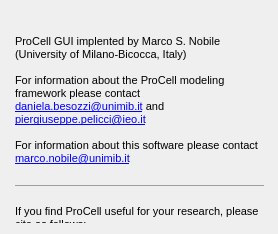
LeoneBacciu/ProCell, file gui/about.ui: the form before one commit.
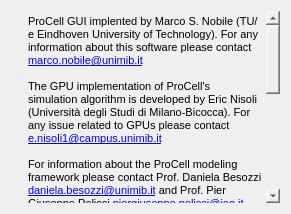
The form after the commit. Icons and pictures are not drawn.

The edit to the form file:
```diff
--- a/gui/about.ui
+++ b/gui/about.ui
@@ -5,16 +5,8 @@
   <property name="windowModality">
    <enum>Qt::ApplicationModal</enum>
   </property>
-  <property name="geometry">
-   <rect>
-    <x>0</x>
-    <y>0</y>
-    <width>643</width>
-    <height>348</height>
-   </rect>
-  </property>
   <property name="sizePolicy">
-   <sizepolicy hsizetype="Fixed" vsizetype="Fixed">
+   <sizepolicy hsizetype="Minimum" vsizetype="Expanding">
     <horstretch>0</horstretch>
     <verstretch>0</verstretch>
    </sizepolicy>
@@ -30,57 +22,12 @@
    <bool>true</bool>
   </property>
   <layout class="QGridLayout" name="gridLayout">
-   <property name="sizeConstraint">
-    <enum>QLayout::SetFixedSize</enum>
-   </property>
-   <item row="2" column="0">
-    <widget class="QTextEdit" name="textEdit">
-     <property name="sizePolicy">
-      <sizepolicy hsizetype="Expanding" vsizetype="Expanding">
-       <horstretch>0</horstretch>
-       <verstretch>0</verstretch>
-      </sizepolicy>
-     </property>
-     <property name="maximumSize">
-      <size>
-       <width>16777215</width>
-       <height>300</height>
-      </size>
-     </property>
-     <property name="styleSheet">
-      <string notr="true">background-color:transparent; border:0px solid white;</string>
-     </property>
-     <property name="frameShape">
-      <enum>QFrame::StyledPanel</enum>
-     </property>
-     <property name="verticalScrollBarPolicy">
-      <enum>Qt::ScrollBarAlwaysOff</enum>
-     </property>
-     <property name="horizontalScrollBarPolicy">
-      <enum>Qt::ScrollBarAlwaysOff</enum>
-     </property>
-     <property name="html">
-      <string>&lt;!DOCTYPE HTML PUBLIC &quot;-//W3C//DTD HTML 4.0//EN&quot; &quot;http://www.w3.org/TR/REC-html40/strict.dtd&quot;&gt;
-&lt;html&gt;&lt;head&gt;&lt;meta name=&quot;qrichtext&quot; content=&quot;1&quot; /&gt;&lt;style type=&quot;text/css&quot;&gt;
-p, li { white-space: pre-wrap; }
-&lt;/style&gt;&lt;/head&gt;&lt;body style=&quot; font-family:'MS Shell Dlg 2'; font-size:8.25pt; font-weight:400; font-style:normal;&quot;&gt;
-&lt;p style=&quot; margin-top:0px; margin-bottom:0px; margin-left:0px; margin-right:0px; -qt-block-indent:0; text-indent:0px;&quot;&gt;&lt;span style=&quot; font-size:8pt;&quot;&gt;ProCell GUI implented by Marco S. Nobile (University of Milano-Bicocca, Italy)&lt;/span&gt;&lt;/p&gt;
-&lt;p style=&quot;-qt-paragraph-type:empty; margin-top:0px; margin-bottom:0px; margin-left:0px; margin-right:0px; -qt-block-indent:0; text-indent:0px; font-size:8pt;&quot;&gt;&lt;br /&gt;&lt;/p&gt;
-&lt;p style=&quot; margin-top:0px; margin-bottom:0px; margin-left:0px; margin-right:0px; -qt-block-indent:0; text-indent:0px;&quot;&gt;&lt;span style=&quot; font-size:8pt;&quot;&gt;For information about the ProCell modeling framework please contact &lt;/span&gt;&lt;a href=&quot;mailto:daniela.besozzi@unimib.it&quot;&gt;&lt;span style=&quot; font-size:8pt; text-decoration: underline; color:#0000ff;&quot;&gt;daniela.besozzi@unimib.it&lt;/span&gt;&lt;/a&gt;&lt;span style=&quot; font-size:8pt;&quot;&gt; and &lt;/span&gt;&lt;a href=&quot;mailto:piergiuseppe.pelicci@ieo.it&quot;&gt;&lt;span style=&quot; font-size:8pt; text-decoration: underline; color:#0000ff;&quot;&gt;piergiuseppe.pelicci@ieo.it&lt;/span&gt;&lt;/a&gt;&lt;/p&gt;
-&lt;p style=&quot;-qt-paragraph-type:empty; margin-top:0px; margin-bottom:0px; margin-left:0px; margin-right:0px; -qt-block-indent:0; text-indent:0px; font-size:8pt;&quot;&gt;&lt;br /&gt;&lt;/p&gt;
-&lt;p style=&quot; margin-top:0px; margin-bottom:0px; margin-left:0px; margin-right:0px; -qt-block-indent:0; text-indent:0px;&quot;&gt;&lt;span style=&quot; font-size:8pt;&quot;&gt;For information about this software please contact &lt;/span&gt;&lt;a href=&quot;mailto:marco.nobile@unimib.it&quot;&gt;&lt;span style=&quot; font-size:8pt; text-decoration: underline; color:#0000ff;&quot;&gt;marco.nobile@unimib.it&lt;/span&gt;&lt;/a&gt;&lt;/p&gt;
-&lt;p style=&quot;-qt-paragraph-type:empty; margin-top:0px; margin-bottom:0px; margin-left:0px; margin-right:0px; -qt-block-indent:0; text-indent:0px; font-size:8pt; text-decoration: underline; color:#0000ff;&quot;&gt;&lt;br /&gt;&lt;/p&gt;
-&lt;hr /&gt;
-&lt;p style=&quot;-qt-paragraph-type:empty; margin-top:0px; margin-bottom:0px; margin-left:0px; margin-right:0px; -qt-block-indent:0; text-indent:0px; font-size:8pt;&quot;&gt;&lt;br /&gt;&lt;/p&gt;
-&lt;p style=&quot; margin-top:0px; margin-bottom:0px; margin-left:0px; margin-right:0px; -qt-block-indent:0; text-indent:0px;&quot;&gt;&lt;span style=&quot; font-size:8pt;&quot;&gt;If you find ProCell useful for your research, please cite as follows:&lt;/span&gt;&lt;/p&gt;
-&lt;p style=&quot;-qt-paragraph-type:empty; margin-top:0px; margin-bottom:0px; margin-left:0px; margin-right:0px; -qt-block-indent:0; text-indent:0px; font-size:8pt; text-decoration: underline; color:#0000ff;&quot;&gt;&lt;br /&gt;&lt;/p&gt;
-&lt;p style=&quot; margin-top:0px; margin-bottom:0px; margin-left:0px; margin-right:0px; -qt-block-indent:0; text-indent:0px;&quot;&gt;&lt;span style=&quot; font-size:8pt;&quot;&gt;Nobile M.S., Vlachou T., Spolaor S., Bossi D., Cazzaniga P., Lanfrancone L., Mauri G., Pelicci P.G., Besozzi D.: &lt;/span&gt;&lt;span style=&quot; font-size:8pt; font-weight:600;&quot;&gt;Modeling cell proliferation in human acute myeloid leukemia xenografts&lt;/span&gt;&lt;span style=&quot; font-size:8pt;&quot;&gt;, Bioinformatics (2019)&lt;/span&gt;&lt;/p&gt;&lt;/body&gt;&lt;/html&gt;</string>
-     </property>
-    </widget>
-   </item>
    <item row="0" column="0">
-    <layout class="QHBoxLayout" name="horizontalLayout">
-     <item>
+    <layout class="QFormLayout" name="formLayout">
+     <property name="sizeConstraint">
+      <enum>QLayout::SetDefaultConstraint</enum>
+     </property>
+     <item row="0" column="0">
       <widget class="QLabel" name="label">
        <property name="sizePolicy">
         <sizepolicy hsizetype="Fixed" vsizetype="Fixed">
@@ -108,6 +55,37 @@
        </property>
       </widget>
      </item>
+     <item row="0" column="1">
+      <widget class="QTextEdit" name="textEdit_2">
+       <property name="sizePolicy">
+        <sizepolicy hsizetype="Preferred" vsizetype="Preferred">
+         <horstretch>0</horstretch>
+         <verstretch>0</verstretch>
+        </sizepolicy>
+       </property>
+       <property name="styleSheet">
+        <string notr="true">background-color:transparent; border:0px solid white;</string>
+       </property>
+       <property name="html">
+        <string>&lt;!DOCTYPE HTML PUBLIC &quot;-//W3C//DTD HTML 4.0//EN&quot; &quot;http://www.w3.org/TR/REC-html40/strict.dtd&quot;&gt;
+&lt;html&gt;&lt;head&gt;&lt;meta name=&quot;qrichtext&quot; content=&quot;1&quot; /&gt;&lt;style type=&quot;text/css&quot;&gt;
+p, li { white-space: pre-wrap; }
+&lt;/style&gt;&lt;/head&gt;&lt;body style=&quot; font-family:'MS Shell Dlg 2'; font-size:9.75pt; font-weight:400; font-style:normal;&quot;&gt;
+&lt;p style=&quot; margin-top:0px; margin-bottom:0px; margin-left:0px; margin-right:0px; -qt-block-indent:0; text-indent:0px;&quot;&gt;&lt;span style=&quot; font-size:8pt;&quot;&gt;ProCell GUI implented by Marco S. Nobile (TU/e Eindhoven University of Technology). For any information about&lt;/span&gt;&lt;span style=&quot; font-size:8pt; font-weight:600;&quot;&gt; &lt;/span&gt;&lt;span style=&quot; font-size:8pt;&quot;&gt;this software&lt;/span&gt;&lt;span style=&quot; font-size:8pt; font-weight:600;&quot;&gt; &lt;/span&gt;&lt;span style=&quot; font-size:8pt;&quot;&gt;please contact &lt;/span&gt;&lt;a href=&quot;mailto:marco.nobile@unimib.it&quot;&gt;&lt;span style=&quot; font-size:8pt; text-decoration: underline; color:#0000ff;&quot;&gt;marco.nobile@unimib.it&lt;/span&gt;&lt;/a&gt;&lt;/p&gt;
+&lt;p style=&quot;-qt-paragraph-type:empty; margin-top:0px; margin-bottom:0px; margin-left:0px; margin-right:0px; -qt-block-indent:0; text-indent:0px; font-size:8pt; text-decoration: underline; color:#0000ff;&quot;&gt;&lt;br /&gt;&lt;/p&gt;
+&lt;p style=&quot; margin-top:0px; margin-bottom:0px; margin-left:0px; margin-right:0px; -qt-block-indent:0; text-indent:0px;&quot;&gt;&lt;span style=&quot; font-size:8pt;&quot;&gt;The&lt;/span&gt;&lt;span style=&quot; font-size:8pt; font-weight:600;&quot;&gt; &lt;/span&gt;&lt;span style=&quot; font-size:8pt;&quot;&gt;GPU implementation of ProCell's simulation algorithm is developed by Eric Nisoli (Università degli Studi di Milano-Bicocca). For any issue related to GPUs please contact &lt;/span&gt;&lt;a href=&quot;mailto:e.nisoli1@campus.unimib.it&quot;&gt;&lt;span style=&quot; font-size:8pt; text-decoration: underline; color:#0000ff;&quot;&gt;e.nisoli1@campus.unimib.it&lt;/span&gt;&lt;/a&gt;&lt;/p&gt;
+&lt;p style=&quot;-qt-paragraph-type:empty; margin-top:0px; margin-bottom:0px; margin-left:0px; margin-right:0px; -qt-block-indent:0; text-indent:0px; font-size:8pt;&quot;&gt;&lt;br /&gt;&lt;/p&gt;
+&lt;p style=&quot; margin-top:0px; margin-bottom:0px; margin-left:0px; margin-right:0px; -qt-block-indent:0; text-indent:0px;&quot;&gt;&lt;span style=&quot; font-size:8pt;&quot;&gt;For information about the ProCell modeling framework please contact Prof. Daniela Besozzi &lt;/span&gt;&lt;a href=&quot;mailto:daniela.besozzi@unimib.it&quot;&gt;&lt;span style=&quot; font-size:8pt; text-decoration: underline; color:#0000ff;&quot;&gt;daniela.besozzi@unimib.it&lt;/span&gt;&lt;/a&gt;&lt;span style=&quot; font-size:8pt;&quot;&gt; and Prof. Pier Giuseppe Pelicci &lt;/span&gt;&lt;a href=&quot;mailto:piergiuseppe.pelicci@ieo.it&quot;&gt;&lt;span style=&quot; font-size:8pt; text-decoration: underline; color:#0000ff;&quot;&gt;piergiuseppe.pelicci@ieo.it&lt;/span&gt;&lt;/a&gt;&lt;/p&gt;
+&lt;p style=&quot;-qt-paragraph-type:empty; margin-top:0px; margin-bottom:0px; margin-left:0px; margin-right:0px; -qt-block-indent:0; text-indent:0px; font-size:8pt;&quot;&gt;&lt;br /&gt;&lt;/p&gt;
+&lt;hr /&gt;
+&lt;p style=&quot; margin-top:0px; margin-bottom:0px; margin-left:0px; margin-right:0px; -qt-block-indent:0; text-indent:0px;&quot;&gt;&lt;span style=&quot; font-size:8pt;&quot;&gt;If you find ProCell useful for your research, please cite as follows:&lt;/span&gt;&lt;/p&gt;
+&lt;p style=&quot;-qt-paragraph-type:empty; margin-top:0px; margin-bottom:0px; margin-left:0px; margin-right:0px; -qt-block-indent:0; text-indent:0px; font-size:8pt; text-decoration: underline; color:#0000ff;&quot;&gt;&lt;br /&gt;&lt;/p&gt;
+&lt;p style=&quot; margin-top:0px; margin-bottom:0px; margin-left:0px; margin-right:0px; -qt-block-indent:0; text-indent:0px;&quot;&gt;&lt;span style=&quot; font-size:8pt;&quot;&gt;Nobile M.S., Vlachou T., Spolaor S., Bossi D., Cazzaniga P., Lanfrancone L., Mauri G., Pelicci P.G., Besozzi D.: &lt;/span&gt;&lt;span style=&quot; font-size:8pt; font-weight:600;&quot;&gt;Modeling cell proliferation in human acute myeloid leukemia xenografts&lt;/span&gt;&lt;span style=&quot; font-size:8pt;&quot;&gt;, Bioinformatics, 2019&lt;/span&gt;&lt;/p&gt;
+&lt;p style=&quot;-qt-paragraph-type:empty; margin-top:0px; margin-bottom:0px; margin-left:0px; margin-right:0px; -qt-block-indent:0; text-indent:0px; font-size:8pt;&quot;&gt;&lt;br /&gt;&lt;/p&gt;
+&lt;p style=&quot; margin-top:0px; margin-bottom:0px; margin-left:0px; margin-right:0px; -qt-block-indent:0; text-indent:0px;&quot;&gt;&lt;span style=&quot; font-size:8pt;&quot;&gt;Nobile M.S., Vlachou T., Spolaor S., Cazzaniga P., Mauri G., Pelicci P.G., Besozzi D.: &lt;/span&gt;&lt;span style=&quot; font-size:8pt; font-weight:600;&quot;&gt;ProCell: Investigating cell proliferation with Swarm Intelligence&lt;/span&gt;&lt;span style=&quot; font-size:8pt;&quot;&gt;, 16th IEEE International Conference on Computational Intelligence in Bioinformatics and Computational Biology (CIBCB 2019), Certosa di Pontignano, Siena, Tuscany, Italy, 2019 &lt;/span&gt;&lt;/p&gt;&lt;/body&gt;&lt;/html&gt;</string>
+       </property>
+      </widget>
+     </item>
     </layout>
    </item>
   </layout>
```
Left out of the diff: 3 changed lines with no effect on the pictures.
